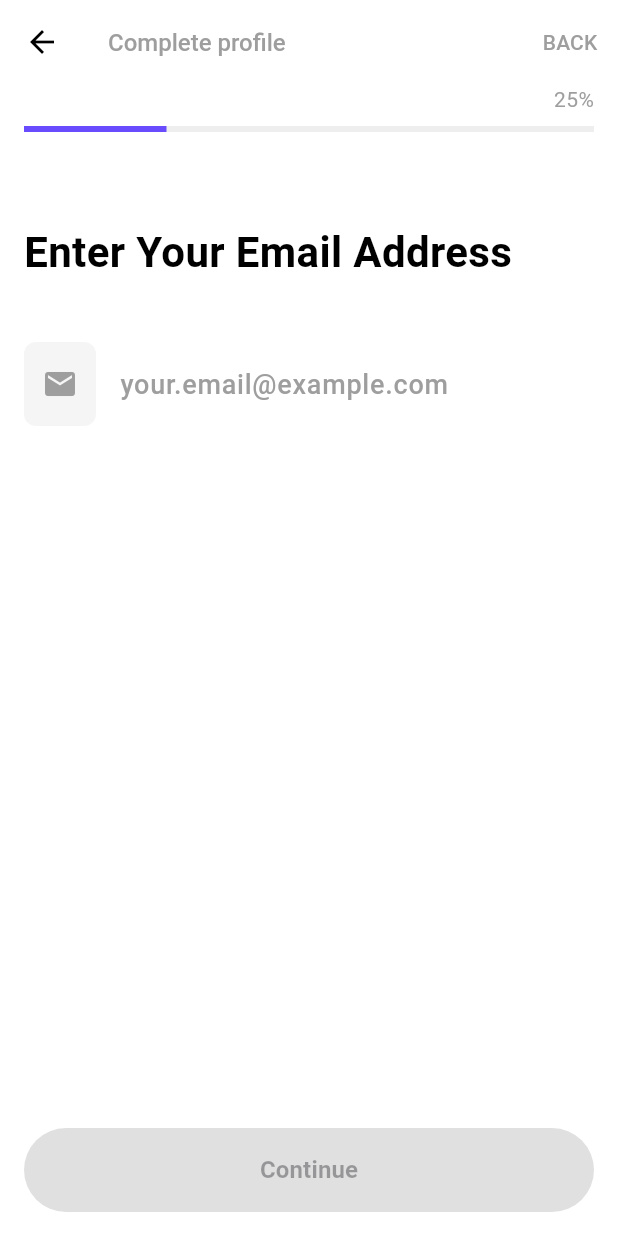
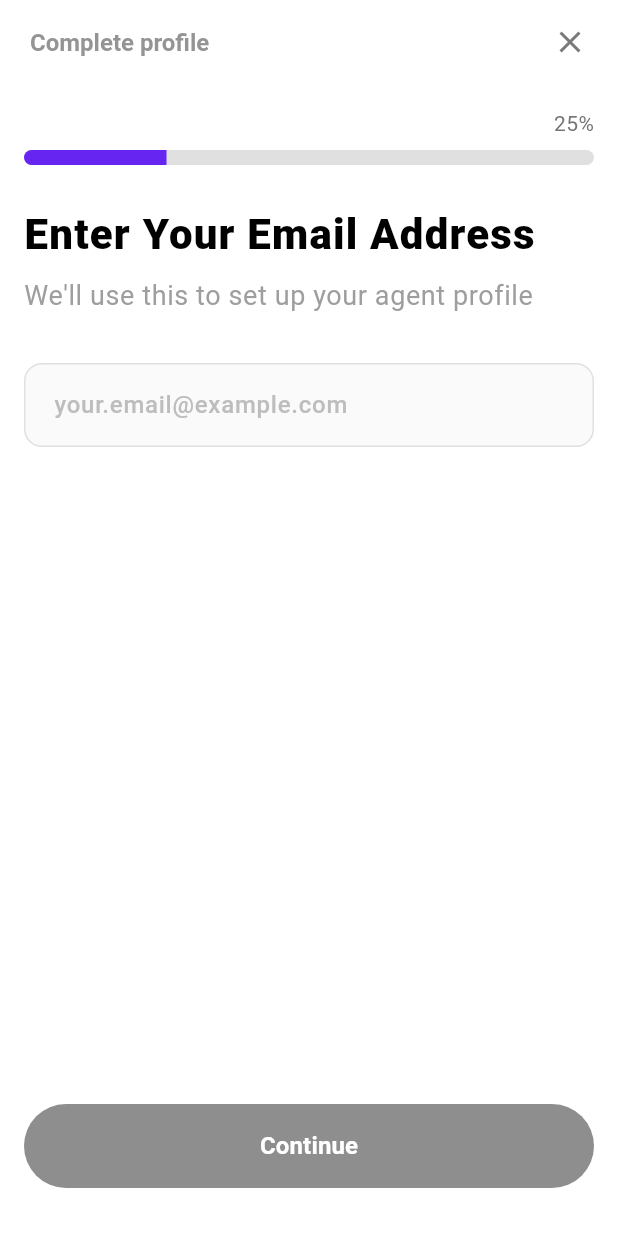
Before and after one commit to hushh-labs/Hushh_Agent_App, a Flutter app: the _CompleteProfileEmailView screen opened directly, on a phone screen of 412 x 824 dp. Run offline on Flutter 3.47's test engine with Material 3 defaults, Android fonts, the phone set to English and light mode, and no system bars; our stand-ins replace cloud_firestore, equatable, firebase_auth, firebase_core, flutter_animate, flutter_bloc and 7 more; accounts and stored records are empty; project files that could hold a hidden picture were left out.

Commit message:
profile page completed

```diff
--- a/lib/app/features/profile_completion/presentation/pages/complete_profile_email_page.dart
+++ b/lib/app/features/profile_completion/presentation/pages/complete_profile_email_page.dart
@@ -24,6 +24,7 @@ class _CompleteProfileEmailView extends StatefulWidget {
 }
 
 class _CompleteProfileEmailViewState extends State<_CompleteProfileEmailView> {
+  final _formKey = GlobalKey<FormState>();
   final TextEditingController _emailController = TextEditingController();
   bool _isEmailValid = false;
 
@@ -54,32 +55,27 @@ class _CompleteProfileEmailViewState extends State<_CompleteProfileEmailView> {
     return Scaffold(
       backgroundColor: Colors.white,
       appBar: AppBar(
+        automaticallyImplyLeading: false,
         backgroundColor: Colors.white,
         elevation: 0,
-        leading: IconButton(
-          icon: const Icon(Icons.arrow_back, color: Colors.black),
-          onPressed: () => Navigator.pop(context),
-        ),
-        title: const Text(
+        titleSpacing: 20,
+        title: Text(
           'Complete profile',
           style: TextStyle(
-            color: Colors.grey,
+            color: const Color(0xFF797979).withOpacity(0.8),
+            fontWeight: FontWeight.w600,
             fontSize: 16,
-            fontWeight: FontWeight.w500,
           ),
         ),
         actions: [
-          TextButton(
+          IconButton(
             onPressed: () => Navigator.pop(context),
-            child: const Text(
-              'BACK',
-              style: TextStyle(
-                color: Colors.grey,
-                fontSize: 14,
-                fontWeight: FontWeight.w500,
+            icon: const Icon(
+              Icons.clear,
+              color: Color(0xFF797979),
             ),
           ),
-          ),
+          const SizedBox(width: 8),
         ],
       ),
       body: BlocConsumer<ProfileCompletionBloc, ProfileCompletionState>(
@@ -100,122 +96,159 @@ class _CompleteProfileEmailViewState extends State<_CompleteProfileEmailView> {
           }
         },
         builder: (context, state) {
-          return Column(
+          return Padding(
+            padding: const EdgeInsets.symmetric(horizontal: 16),
+            child: Column(
+              crossAxisAlignment: CrossAxisAlignment.start,
               children: [
-              // Progress Bar
-              Container(
-                margin: const EdgeInsets.symmetric(horizontal: 16),
-                child: Column(
-                  crossAxisAlignment: CrossAxisAlignment.end,
-                  children: [
-                    const Text(
+                // Progress indicator
+                const SizedBox(height: 16),
+                Align(
+                  alignment: Alignment.centerRight,
+                  child: Text(
                     '25%',
                     style: TextStyle(
-                        color: Colors.grey,
+                      color: Colors.grey[600],
                       fontSize: 14,
                     ),
                   ),
+                ),
                 const SizedBox(height: 8),
-                    LinearProgressIndicator(
+                ClipRRect(
+                  borderRadius: BorderRadius.circular(50),
+                  child: LinearProgressIndicator(
                     value: 0.25,
-                      backgroundColor: Colors.grey.shade200,
-                      valueColor: const AlwaysStoppedAnimation<Color>(Color(0xFF6A4CFF)),
+                    backgroundColor: Colors.grey[300],
+                    valueColor: const AlwaysStoppedAnimation<Color>(Color(0xFF6725F2)),
+                    minHeight: 10,
+                  ),
+                ),
+
+                const SizedBox(height: 26),
+
+                // Title
+                const Text(
+                  'Enter Your Email Address',
+                  style: TextStyle(
+                    fontSize: 28,
+                    fontWeight: FontWeight.w900,
+                    letterSpacing: 0.8,
+                    color: Colors.black,
+                  ),
+                ),
+
+                const SizedBox(height: 8),
+
+                // Subtitle
+                const Text(
+                  "We'll use this to set up your agent profile",
+                  style: TextStyle(
+                    fontSize: 18,
+                    color: Colors.grey,
+                    letterSpacing: 0.4,
+                  ),
+                ),
+
+                const SizedBox(height: 32),
+
+                // Email input form
+                Expanded(
+                  child: Form(
+                    key: _formKey,
+                    child: Column(
+                      children: [
+                        TextFormField(
+                          controller: _emailController,
+                          keyboardType: TextInputType.emailAddress,
+                          style: const TextStyle(
+                            fontSize: 16,
+                            fontWeight: FontWeight.w500,
+                          ),
+                          decoration: InputDecoration(
+                            hintText: 'your.email@example.com',
+                            hintStyle: TextStyle(
+                              color: Colors.grey[400],
+                              fontSize: 16,
+                            ),
+                            filled: true,
+                            fillColor: Colors.grey[50],
+                            border: OutlineInputBorder(
+                              borderRadius: BorderRadius.circular(12),
+                              borderSide: BorderSide(color: Colors.grey[300]!),
+                            ),
+                            enabledBorder: OutlineInputBorder(
+                              borderRadius: BorderRadius.circular(12),
+                              borderSide: BorderSide(color: Colors.grey[300]!),
+                            ),
+                            focusedBorder: OutlineInputBorder(
+                              borderRadius: BorderRadius.circular(12),
+                              borderSide: const BorderSide(
+                                color: Color(0xFF6725F2),
+                                width: 2,
+                              ),
+                            ),
+                            errorBorder: OutlineInputBorder(
+                              borderRadius: BorderRadius.circular(12),
+                              borderSide: const BorderSide(color: Colors.red),
+                            ),
+                            contentPadding: const EdgeInsets.symmetric(
+                              horizontal: 16,
+                              vertical: 16,
+                            ),
+                          ),
+                          validator: (value) {
+                            if (value == null || value.trim().isEmpty) {
+                              return 'Please enter your email address';
+                            }
+                            if (!RegExp(r'^[^@]+@[^@]+\.[^@]+').hasMatch(value)) {
+                              return 'Please enter a valid email address';
+                            }
+                            return null;
+                          },
+                          onChanged: (value) => setState(() {}),
+                          textInputAction: TextInputAction.next,
                         ),
                       ],
                     ),
                   ),
-
-              const SizedBox(height: 60),
-
-              // Title
-              const Padding(
-                padding: EdgeInsets.symmetric(horizontal: 16),
-                child: Align(
-                  alignment: Alignment.centerLeft,
-                  child: Text(
-                    'Enter Your Email Address',
-                    style: TextStyle(
-                      fontSize: 28,
-                      fontWeight: FontWeight.bold,
-                      color: Colors.black,
-                    ),
-                  ),
-                ),
                 ),
 
-              const SizedBox(height: 40),
-
-              // Email Input
-              Padding(
-                padding: const EdgeInsets.symmetric(horizontal: 16),
-                child: Row(
-                  children: [
-                    Container(
-                      padding: const EdgeInsets.symmetric(horizontal: 12, vertical: 16),
-                      decoration: BoxDecoration(
-                        color: Colors.grey.shade100,
-                        borderRadius: BorderRadius.circular(8),
-                      ),
-                      child: const Icon(
-                        Icons.email,
-                        color: Colors.grey,
-                        size: 24,
-                      ),
-                    ),
-                    const SizedBox(width: 16),
-                    Expanded(
-                      child: TextField(
-                        controller: _emailController,
-                        keyboardType: TextInputType.emailAddress,
-                        style: const TextStyle(
-                          fontSize: 18,
-                          fontWeight: FontWeight.w500,
-                        ),
-                        decoration: const InputDecoration(
-                          border: InputBorder.none,
-                          hintText: 'your.email@example.com',
-                          hintStyle: TextStyle(
-                            color: Colors.grey,
-                            fontSize: 18,
-                          ),
-                        ),
-                      ),
-                    ),
-                  ],
-                ),
-              ),
-
-              const Spacer(),
-
-              // Continue Button
-              Padding(
-                padding: const EdgeInsets.all(16),
-                child: SizedBox(
+                // Continue button
+                const SizedBox(height: 16),
+                SizedBox(
                   width: double.infinity,
                   height: 56,
+                  child: Container(
+                    decoration: BoxDecoration(
+                      borderRadius: BorderRadius.circular(43),
+                      gradient: _isEmailValid
+                          ? const LinearGradient(
+                              begin: Alignment.centerLeft,
+                              end: Alignment.centerRight,
+                              colors: [
+                                Color(0xFFA342FF),
+                                Color(0xFFE54D60),
+                              ],
+                            )
+                          : null,
+                      color: !_isEmailValid ? Colors.grey : null,
+                    ),
                     child: ElevatedButton(
                       onPressed: _isEmailValid
                           ? () {
+                              if (_formKey.currentState?.validate() ?? false) {
                                 context.read<ProfileCompletionBloc>().add(
                                   SubmitEmailEvent(_emailController.text.trim()),
                                 );
                               }
+                            }
                           : null,
                       style: ElevatedButton.styleFrom(
-                      backgroundColor: _isEmailValid
-                          ? null
-                          : Colors.grey.shade300,
-                      foregroundColor: Colors.white,
+                        backgroundColor: Colors.transparent,
+                        shadowColor: Colors.transparent,
                         shape: RoundedRectangleBorder(
-                        borderRadius: BorderRadius.circular(28),
+                          borderRadius: BorderRadius.circular(43),
                         ),
-                      elevation: 0,
-                    ).copyWith(
-                      backgroundColor: _isEmailValid
-                          ? WidgetStateProperty.resolveWith<Color>((states) {
-                              return const Color(0xFF6A4CFF);
-                            })
-                          : WidgetStateProperty.all(Colors.grey.shade300),
                       ),
                       child: state is ProfileCompletionLoadingState
                           ? const CircularProgressIndicator(
@@ -226,13 +259,16 @@ class _CompleteProfileEmailViewState extends State<_CompleteProfileEmailView> {
                               'Continue',
                               style: TextStyle(
                                 fontSize: 16,
-                              fontWeight: FontWeight.w600,
+                                fontWeight: FontWeight.bold,
+                                color: Colors.white,
                               ),
                             ),
                     ),
                   ),
                 ),
+                const SizedBox(height: 32),
               ],
+            ),
           );
         },
       ),
```
Also changed, not shown: lib/app/features/profile_completion/presentation/pages/complete_profile_name_page.dart (+114 -96 lines). Lines whose indentation alone changed are shown as unchanged.
